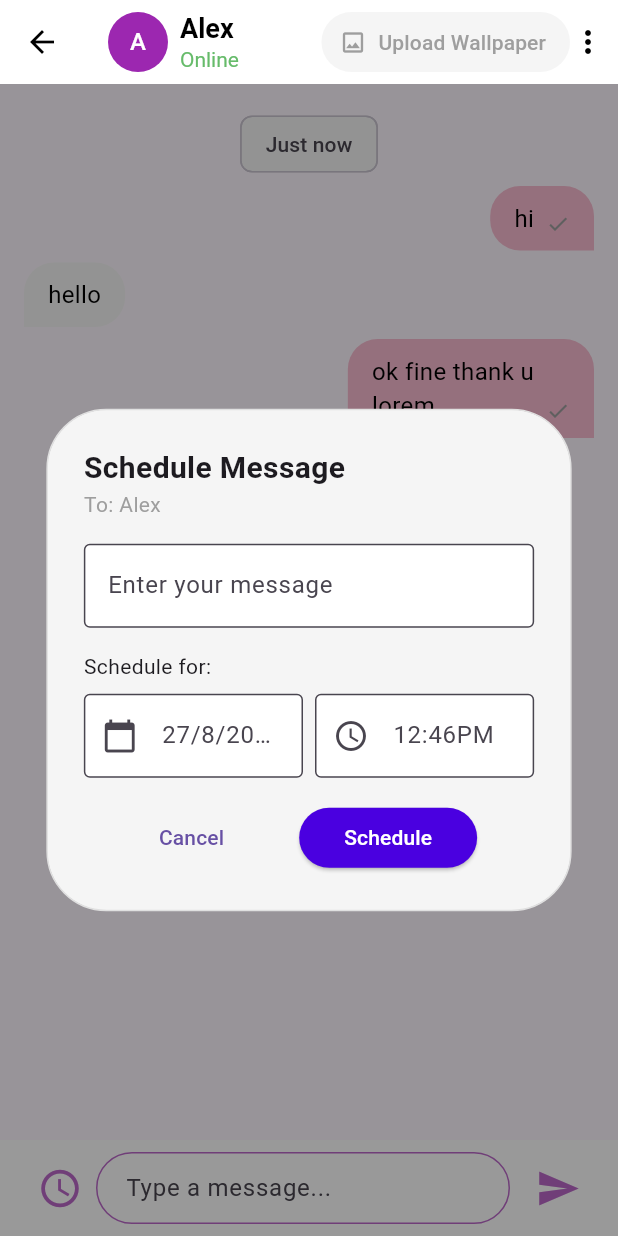
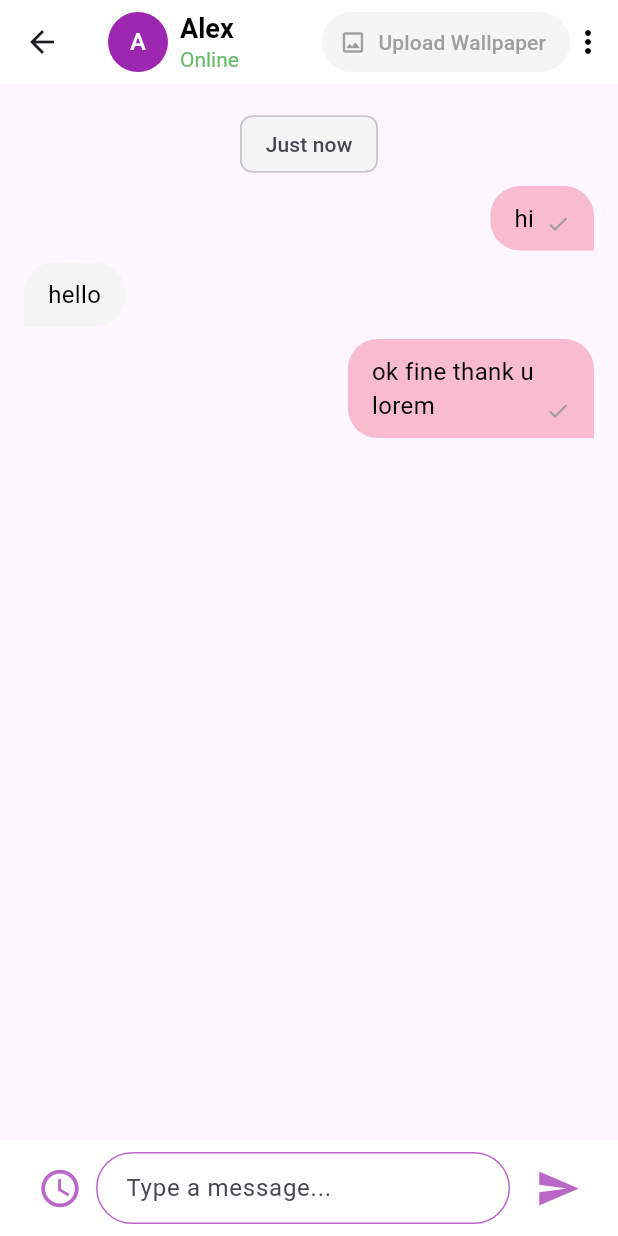
Before and after one commit to Tushar-Ravaliya/Buzzify, a Flutter app: the ChatDetailScreen screen opened directly, on a phone screen of 412 x 824 dp. Run offline on Flutter 3.47's test engine with Material 3 defaults, Android fonts, the phone set to English and light mode, and no system bars.

Commit message:
Refactor chat feature: replace custom message bubble and input field with reusable components

```diff
--- a/lib/features/chat/chat_detail_screen.dart
+++ b/lib/features/chat/chat_detail_screen.dart
@@ -1,3 +1,5 @@
+import 'package:buzzify/features/chat/widgets/chat_message_bubble.dart';
+import 'package:buzzify/features/chat/widgets/message_input_field.dart';
 import 'package:flutter/material.dart';
 import '../../common/constants/app_colors.dart'; // Using your existing colors
 
@@ -10,7 +12,7 @@ class ChatDetailScreen extends StatefulWidget {
 
 class _ChatDetailScreenState extends State<ChatDetailScreen> {
   // State to control the visibility of the schedule dialog
-  bool _isScheduleDialogVisible = true;
+  bool _isScheduleDialogVisible = false;
 
   void _toggleScheduleDialog() {
     setState(() {
@@ -32,9 +34,9 @@ class _ChatDetailScreenState extends State<ChatDetailScreen> {
                   padding: const EdgeInsets.all(16.0),
                   children: const [
                     _TimestampChip(text: 'Just now'),
-                    _ChatMessageBubble(isSender: true, text: 'hi'),
-                    _ChatMessageBubble(isSender: false, text: 'hello'),
-                    _ChatMessageBubble(
+                    ChatMessageBubble(isSender: true, text: 'hi'),
+                    ChatMessageBubble(isSender: false, text: 'hello'),
+                    ChatMessageBubble(
                       isSender: true,
                       text: 'ok fine thank u\nlorem',
                     ),
@@ -42,7 +44,7 @@ class _ChatDetailScreenState extends State<ChatDetailScreen> {
                 ),
               ),
               // Message input field at the bottom
-              _MessageInputField(onScheduleTap: _toggleScheduleDialog),
+              MessageInputField(onScheduleTap: _toggleScheduleDialog),
             ],
           ),
 
@@ -69,7 +71,7 @@ class _ChatDetailScreenState extends State<ChatDetailScreen> {
     return AppBar(
       backgroundColor: AppColors.white,
       elevation: 0,
-      leading: const Icon(Icons.arrow_back, color: AppColors.black),
+      // leading: const Icon(Icons.arrow_back, color: AppColors.black),
       title: Row(
         children: [
           const CircleAvatar(
@@ -118,57 +120,6 @@ class _ChatDetailScreenState extends State<ChatDetailScreen> {
   }
 }
 
-// Widget for Chat Bubbles
-class _ChatMessageBubble extends StatelessWidget {
-  final bool isSender;
-  final String text;
-
-  const _ChatMessageBubble({required this.isSender, required this.text});
-
-  @override
-  Widget build(BuildContext context) {
-    return Row(
-      mainAxisAlignment: isSender
-          ? MainAxisAlignment.end
-          : MainAxisAlignment.start,
-      children: [
-        Container(
-          constraints: BoxConstraints(
-            maxWidth: MediaQuery.of(context).size.width * 0.7,
-          ),
-          padding: const EdgeInsets.symmetric(vertical: 10, horizontal: 16),
-          margin: const EdgeInsets.symmetric(vertical: 4),
-          decoration: BoxDecoration(
-            color: isSender ? Colors.pink.shade100 : AppColors.lightGrey,
-            borderRadius: BorderRadius.only(
-              topLeft: const Radius.circular(20),
-              topRight: const Radius.circular(20),
-              bottomLeft: isSender ? const Radius.circular(20) : Radius.zero,
-              bottomRight: isSender ? Radius.zero : const Radius.circular(20),
-            ),
-          ),
-          child: Row(
-            mainAxisSize: MainAxisSize.min,
-            crossAxisAlignment: CrossAxisAlignment.end,
-            children: [
-              Flexible(
-                child: Text(
-                  text,
-                  style: const TextStyle(fontSize: 16, color: Colors.black),
-                ),
-              ),
-              if (isSender) ...[
-                const SizedBox(width: 8),
-                const Icon(Icons.check, color: AppColors.grey, size: 16),
-              ],
-            ],
-          ),
-        ),
-      ],
-    );
-  }
-}
-
 // Widget for the Timestamp
 class _TimestampChip extends StatelessWidget {
   final String text;
@@ -178,53 +129,6 @@ class _TimestampChip extends StatelessWidget {
   Widget build(BuildContext context) {
     return Center(
       child: Chip(label: Text(text), backgroundColor: AppColors.lightGrey),
-    );
-  }
-}
-
-// Widget for the bottom message input bar
-class _MessageInputField extends StatelessWidget {
-  final VoidCallback onScheduleTap;
-  const _MessageInputField({required this.onScheduleTap});
-
-  @override
-  Widget build(BuildContext context) {
-    return Container(
-      padding: const EdgeInsets.symmetric(horizontal: 16, vertical: 8),
-      color: AppColors.white,
-      child: Row(
-        children: [
-          IconButton(
-            icon: Icon(Icons.access_time, color: Colors.purple.shade300),
-            onPressed: onScheduleTap,
-            iconSize: 30,
-          ),
-          Expanded(
-            child: TextField(
-              decoration: InputDecoration(
-                hintText: 'Type a message...',
-                filled: true,
-                fillColor: AppColors.white,
-                contentPadding: const EdgeInsets.symmetric(horizontal: 16),
-                border: OutlineInputBorder(
-                  borderRadius: BorderRadius.circular(30),
-                  borderSide: BorderSide(color: Colors.purple.shade300),
-                ),
-                enabledBorder: OutlineInputBorder(
-                  borderRadius: BorderRadius.circular(30),
-                  borderSide: BorderSide(color: Colors.purple.shade300),
-                ),
-              ),
-            ),
-          ),
-          const SizedBox(width: 8),
-          IconButton(
-            icon: Icon(Icons.send, color: Colors.purple.shade300),
-            onPressed: () {},
-            iconSize: 30,
-          ),
-        ],
-      ),
     );
   }
 }
--- a/lib/features/chat/chat_list_screen.dart
+++ b/lib/features/chat/chat_list_screen.dart
@@ -87,9 +87,7 @@ class ChatListScreen extends StatelessWidget {
                     time: 'Just now',
                     unreadCount: 1,
                     avatarInitial: 'A',
-                    // Add the onTap property here
                     onTap: () {
-                      // This is where the navigation happens
                       Navigator.push(
                         context,
                         MaterialPageRoute(
@@ -98,7 +96,7 @@ class ChatListScreen extends StatelessWidget {
                       );
                     },
                   ),
-                  // You can add more items with their own navigation
+
                 ],
               ),
             ),
--- /dev/null
+++ b/lib/features/chat/widgets/chat_message_bubble.dart
@@ -0,0 +1,51 @@
+import 'package:flutter/material.dart';
+import '../../../common/constants/app_colors.dart';
+class ChatMessageBubble extends StatelessWidget {
+  final bool isSender;
+  final String text;
+
+  const ChatMessageBubble({required this.isSender, required this.text});
+
+  @override
+  Widget build(BuildContext context) {
+    return Row(
+      mainAxisAlignment: isSender
+          ? MainAxisAlignment.end
+          : MainAxisAlignment.start,
+      children: [
+        Container(
+          constraints: BoxConstraints(
+            maxWidth: MediaQuery.of(context).size.width * 0.7,
+          ),
+          padding: const EdgeInsets.symmetric(vertical: 10, horizontal: 16),
+          margin: const EdgeInsets.symmetric(vertical: 4),
+          decoration: BoxDecoration(
+            color: isSender ? Colors.pink.shade100 : AppColors.lightGrey,
+            borderRadius: BorderRadius.only(
+              topLeft: const Radius.circular(20),
+              topRight: const Radius.circular(20),
+              bottomLeft: isSender ? const Radius.circular(20) : Radius.zero,
+              bottomRight: isSender ? Radius.zero : const Radius.circular(20),
+            ),
+          ),
+          child: Row(
+            mainAxisSize: MainAxisSize.min,
+            crossAxisAlignment: CrossAxisAlignment.end,
+            children: [
+              Flexible(
+                child: Text(
+                  text,
+                  style: const TextStyle(fontSize: 16, color: Colors.black),
+                ),
+              ),
+              if (isSender) ...[
+                const SizedBox(width: 8),
+                const Icon(Icons.check, color: AppColors.grey, size: 16),
+              ],
+            ],
+          ),
+        ),
+      ],
+    );
+  }
+}
--- /dev/null
+++ b/lib/features/chat/widgets/message_input_field.dart
@@ -0,0 +1,47 @@
+import 'package:flutter/material.dart';
+import '../../../common/constants/app_colors.dart';
+class MessageInputField extends StatelessWidget {
+  final VoidCallback onScheduleTap;
+  const MessageInputField({required this.onScheduleTap});
+
+  @override
+  Widget build(BuildContext context) {
+    return Container(
+      padding: const EdgeInsets.symmetric(horizontal: 16, vertical: 8),
+      color: AppColors.white,
+      child: Row(
+        children: [
+          IconButton(
+            icon: Icon(Icons.access_time, color: Colors.purple.shade300),
+            onPressed: onScheduleTap,
+            iconSize: 30,
+          ),
+          Expanded(
+            child: TextField(
+              decoration: InputDecoration(
+                hintText: 'Type a message...',
+                filled: true,
+                fillColor: AppColors.white,
+                contentPadding: const EdgeInsets.symmetric(horizontal: 16),
+                border: OutlineInputBorder(
+                  borderRadius: BorderRadius.circular(30),
+                  borderSide: BorderSide(color: Colors.purple.shade300),
+                ),
+                enabledBorder: OutlineInputBorder(
+                  borderRadius: BorderRadius.circular(30),
+                  borderSide: BorderSide(color: Colors.purple.shade300),
+                ),
+              ),
+            ),
+          ),
+          const SizedBox(width: 8),
+          IconButton(
+            icon: Icon(Icons.send, color: Colors.purple.shade300),
+            onPressed: () {},
+            iconSize: 30,
+          ),
+        ],
+      ),
+    );
+  }
+}
--- a/lib/features/friends/friends_list_screen.dart
+++ b/lib/features/friends/friends_list_screen.dart
@@ -90,7 +90,15 @@ class FriendsListScreen extends StatelessWidget {
                     child: CustomButton(
                       text: 'View Friend Request',
                       leadingIcon: Icons.person_add_alt_1,
-                      onPressed: () {},
+                      onPressed: () {
+                        // Navigate to the Find Friends screen
+                        Navigator.push(
+                          context,
+                          MaterialPageRoute(
+                            builder: (context) => const FindFriendsScreen(),
+                          ),
+                        );
+                      },
                     ),
                   ),
                 ],
--- a/lib/features/notification/notification_screen.dart
+++ b/lib/features/notification/notification_screen.dart
@@ -10,7 +10,7 @@ class NotificationScreen extends StatelessWidget {
       appBar: AppBar(
         backgroundColor: Colors.transparent,
         elevation: 0,
-        leading: const Icon(Icons.arrow_back, color: AppColors.black),
+        // leading: const Icon(Icons.arrow_back, color: AppColors.black),
         title: const Text(
           'Notification',
           style: TextStyle(color: AppColors.black),
```
